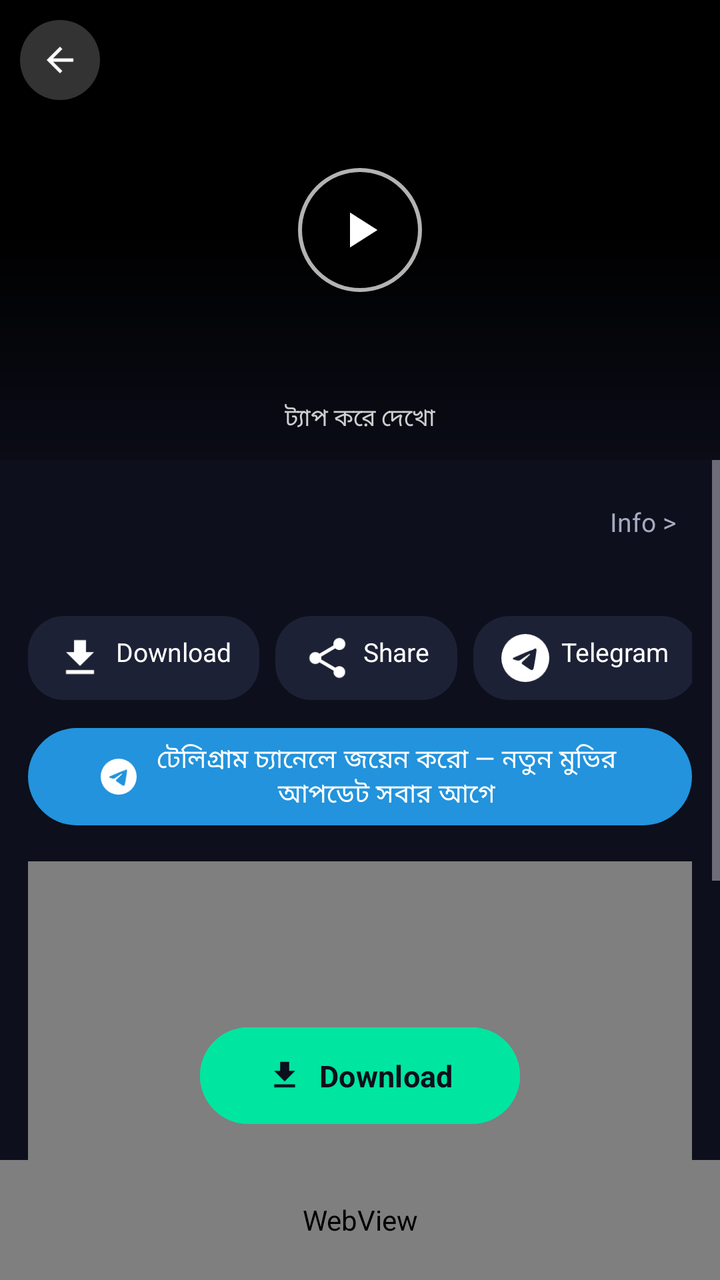
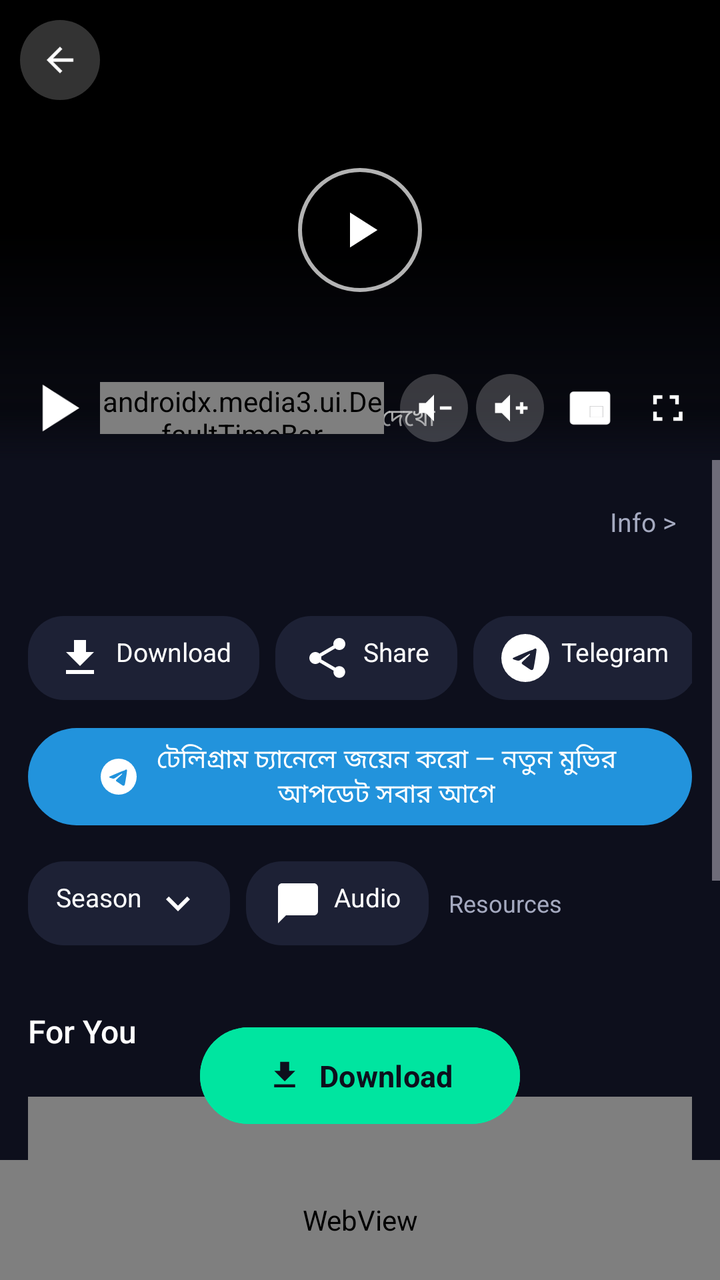

An Android layout rendered at two revisions. The XML below is the earlier revision; the diff shows what the commit changed to produce the second picture.
<!-- AndroidManifest.xml: application theme Theme.MovieBox -->
<!-- res/layout/activity_detail.xml -->
<?xml version="1.0" encoding="utf-8"?>
<FrameLayout xmlns:android="http://schemas.android.com/apk/res/android"
    xmlns:app="http://schemas.android.com/apk/res-auto"
    android:layout_width="match_parent"
    android:layout_height="match_parent"
    android:background="@color/bg">

    <LinearLayout
        android:layout_width="match_parent"
        android:layout_height="match_parent"
        android:orientation="vertical">

        
        <FrameLayout
            android:id="@+id/playerBox"
            android:layout_width="match_parent"
            android:layout_height="230dp"
            android:background="#000000">

            <androidx.media3.ui.PlayerView
                android:id="@+id/playerView"
                android:layout_width="match_parent"
                android:layout_height="match_parent"
                android:visibility="gone"
                app:resize_mode="fit"
                app:show_buffering="when_playing"
                app:surface_type="surface_view"
                app:use_controller="false" />

            
            <FrameLayout
                android:id="@+id/posterCover"
                android:layout_width="match_parent"
                android:layout_height="match_parent"
                android:background="#000000">

                <ImageView
                    android:id="@+id/dPosterTop"
                    android:layout_width="match_parent"
                    android:layout_height="match_parent"
                    android:contentDescription="poster"
                    android:scaleType="centerCrop" />

                <View
                    android:layout_width="match_parent"
                    android:layout_height="match_parent"
                    android:background="@drawable/hero_gradient" />

                <ImageButton
                    android:id="@+id/btnMiniPlayBig"
                    android:layout_width="62dp"
                    android:layout_height="62dp"
                    android:layout_gravity="center"
                    android:background="@drawable/bg_play_circle"
                    android:contentDescription="play"
                    android:padding="16dp"
                    android:scaleType="fitCenter"
                    android:src="@drawable/ic_play" />

                <TextView
                    android:layout_width="wrap_content"
                    android:layout_height="wrap_content"
                    android:layout_gravity="bottom|center_horizontal"
                    android:layout_marginBottom="12dp"
                    android:text="ট্যাপ করে দেখো"
                    android:textColor="#CCFFFFFF"
                    android:textSize="12sp" />
            </FrameLayout>

            
            <ImageButton
                android:id="@+id/btnBack"
                android:layout_width="40dp"
                android:layout_height="40dp"
                android:layout_gravity="top|start"
                android:layout_margin="10dp"
                android:background="@drawable/player_btn_circle"
                android:contentDescription="back"
                android:padding="10dp"
                android:scaleType="fitCenter"
                android:src="@drawable/ic_back"
                app:tint="#FFFFFF" />

            
            <LinearLayout
                android:id="@+id/miniCtrl"
                android:layout_width="match_parent"
                android:layout_height="wrap_content"
                android:layout_gravity="bottom"
                android:background="@drawable/hero_gradient"
                android:gravity="center_vertical"
                android:orientation="horizontal"
                android:paddingStart="8dp"
                android:paddingEnd="8dp"
                android:paddingBottom="6dp"
                android:visibility="gone">

                <ImageButton
                    android:id="@+id/btnMiniPlay"
                    android:layout_width="40dp"
                    android:layout_height="40dp"
                    android:background="?attr/selectableItemBackgroundBorderless"
                    android:contentDescription="play"
                    android:scaleType="fitCenter"
                    android:src="@drawable/ic_play" />

                <ProgressBar
                    android:id="@+id/miniBar"
                    style="?android:attr/progressBarStyleHorizontal"
                    android:layout_width="0dp"
                    android:layout_height="4dp"
                    android:layout_marginStart="4dp"
                    android:layout_weight="1"
                    android:progressTint="#FFFFFF"
                    android:progressBackgroundTint="#55FFFFFF" />

                <TextView
                    android:id="@+id/miniTime"
                    android:layout_width="wrap_content"
                    android:layout_height="wrap_content"
                    android:paddingStart="6dp"
                    android:textColor="#FFFFFF"
                    android:textSize="11sp" />

                <ImageButton
                    android:id="@+id/btnMiniMin"
                    android:layout_width="38dp"
                    android:layout_height="40dp"
                    android:background="?attr/selectableItemBackgroundBorderless"
                    android:contentDescription="minimize"
                    android:padding="8dp"
                    android:scaleType="fitCenter"
                    android:src="@drawable/ic_minimize" />

                <ImageButton
                    android:id="@+id/btnMiniMax"
                    android:layout_width="38dp"
                    android:layout_height="40dp"
                    android:background="?attr/selectableItemBackgroundBorderless"
                    android:contentDescription="fullscreen"
                    android:padding="8dp"
                    android:scaleType="fitCenter"
                    android:src="@drawable/ic_fullscreen" />
            </LinearLayout>
        </FrameLayout>

        <ScrollView
            android:layout_width="match_parent"
            android:layout_height="0dp"
            android:layout_weight="1"
            android:fillViewport="true">

            <LinearLayout
                android:layout_width="match_parent"
                android:layout_height="wrap_content"
                android:orientation="vertical"
                android:padding="14dp">

                
                <LinearLayout
                    android:layout_width="match_parent"
                    android:layout_height="wrap_content"
                    android:gravity="center_vertical"
                    android:orientation="horizontal">

                    <TextView
                        android:id="@+id/dTitle"
                        android:layout_width="0dp"
                        android:layout_height="wrap_content"
                        android:layout_weight="1"
                        android:fontFamily="sans-serif-medium"
                        android:textColor="@color/textMain"
                        android:textSize="17sp" />

                    <TextView
                        android:id="@+id/btnInfo"
                        android:layout_width="wrap_content"
                        android:layout_height="wrap_content"
                        android:padding="8dp"
                        android:text="Info >"
                        android:textColor="@color/textSub"
                        android:textSize="13sp" />
                </LinearLayout>

                <TextView
                    android:id="@+id/dMeta"
                    android:layout_width="match_parent"
                    android:layout_height="wrap_content"
                    android:layout_marginTop="4dp"
                    android:textColor="@color/textSub"
                    android:textSize="12sp" />

                
                <HorizontalScrollView
                    android:layout_width="match_parent"
                    android:layout_height="wrap_content"
                    android:layout_marginTop="10dp"
                    android:scrollbars="none">

                    <LinearLayout
                        android:layout_width="wrap_content"
                        android:layout_height="wrap_content"
                        android:orientation="horizontal">

                        <TextView
                            android:id="@+id/btnDlChip"
                            android:layout_width="wrap_content"
                            android:layout_height="wrap_content"
                            android:background="@drawable/bg_chip"
                            android:drawableStart="@drawable/ic_download"
                            android:drawablePadding="6dp"
                            android:paddingHorizontal="14dp"
                            android:paddingVertical="9dp"
                            android:text="Download"
                            android:textColor="@color/textMain"
                            android:textSize="13sp" />

                        <TextView
                            android:id="@+id/btnShare"
                            android:layout_width="wrap_content"
                            android:layout_height="wrap_content"
                            android:layout_marginStart="8dp"
                            android:background="@drawable/bg_chip"
                            android:drawableStart="@drawable/ic_share"
                            android:drawablePadding="6dp"
                            android:paddingHorizontal="14dp"
                            android:paddingVertical="9dp"
                            android:text="Share"
                            android:textColor="@color/textMain"
                            android:textSize="13sp" />

                        <TextView
                            android:id="@+id/btnTgChip"
                            android:layout_width="wrap_content"
                            android:layout_height="wrap_content"
                            android:layout_marginStart="8dp"
                            android:background="@drawable/bg_chip"
                            android:drawableStart="@drawable/ic_telegram"
                            android:drawablePadding="6dp"
                            android:paddingHorizontal="14dp"
                            android:paddingVertical="9dp"
                            android:text="Telegram"
                            android:textColor="@color/textMain"
                            android:textSize="13sp" />

                        <TextView
                            android:id="@+id/btnWebChip"
                            android:layout_width="wrap_content"
                            android:layout_height="wrap_content"
                            android:layout_marginStart="8dp"
                            android:background="@drawable/bg_chip"
                            android:drawableStart="@drawable/ic_globe"
                            android:drawablePadding="6dp"
                            android:paddingHorizontal="14dp"
                            android:paddingVertical="9dp"
                            android:text="Website"
                            android:textColor="@color/textMain"
                            android:textSize="13sp" />
                    </LinearLayout>
                </HorizontalScrollView>

                
                <com.google.android.material.button.MaterialButton
                    android:id="@+id/btnTgChannel"
                    android:layout_width="match_parent"
                    android:layout_height="wrap_content"
                    android:layout_marginTop="10dp"
                    android:text="টেলিগ্রাম চ্যানেলে জয়েন করো — নতুন মুভির আপডেট সবার আগে"
                    android:textSize="13sp"
                    app:backgroundTint="#2293DC"
                    app:icon="@drawable/ic_telegram"
                    app:iconGravity="textStart"
                    app:iconTint="#FFFFFF" />

                
                <LinearLayout
                    android:id="@+id/noVideoNote"
                    android:layout_width="match_parent"
                    android:layout_height="wrap_content"
                    android:layout_marginTop="8dp"
                    android:background="@drawable/note_card"
                    android:gravity="center_horizontal"
                    android:orientation="vertical"
                    android:padding="18dp"
                    android:visibility="gone">

                    <ImageView
                        android:layout_width="44dp"
                        android:layout_height="44dp"
                        android:alpha="0.85"
                        android:contentDescription="video"
                        android:src="@drawable/ic_video" />

                    <TextView
                        android:layout_width="wrap_content"
                        android:layout_height="wrap_content"
                        android:layout_marginTop="8dp"
                        android:fontFamily="sans-serif-medium"
                        android:text="এই ভিডিওটা অ্যাপে যোগ করা হয়নি!"
                        android:textColor="@color/textMain"
                        android:textSize="15sp" />

                    <TextView
                        android:layout_width="match_parent"
                        android:layout_height="wrap_content"
                        android:layout_marginTop="6dp"
                        android:gravity="center"
                        android:text="চিন্তা নেই! এটা আমাদের ওয়েবসাইটে আপলোড করা আছে। নিচের বাটনে চাপলেই সরাসরি ওয়েবসাইটে যাবে — সেখানে এক ক্লিকেই দেখতে পারবে।"
                        android:textColor="@color/textSub"
                        android:textSize="13sp" />

                    <com.google.android.material.button.MaterialButton
                        android:id="@+id/btnNoteWeb"
                        android:layout_width="wrap_content"
                        android:layout_height="wrap_content"
                        android:layout_marginTop="12dp"
                        android:text="ওয়েবসাইটে গিয়ে দেখো"
                        app:icon="@drawable/ic_globe"
                        app:iconGravity="textStart" />

                    <com.google.android.material.button.MaterialButton
                        android:id="@+id/btnNoteTg"
                        android:layout_width="wrap_content"
                        android:layout_height="wrap_content"
                        android:layout_marginTop="8dp"
                        android:text="টেলিগ্রাম চ্যানেলে জয়েন করো"
                        app:backgroundTint="#2293DC"
                        app:icon="@drawable/ic_telegram"
                        app:iconGravity="textStart" />
                </LinearLayout>

                
                <FrameLayout
                    android:id="@+id/adBoxRect"
                    android:layout_width="match_parent"
                    android:layout_height="250dp"
                    android:layout_marginTop="14dp"
                    android:background="@color/surface">

                    <WebView
                        android:id="@+id/adRect"
                        android:layout_width="match_parent"
                        android:layout_height="match_parent" />
                </FrameLayout>

                
                <LinearLayout
                    android:layout_width="match_parent"
                    android:layout_height="wrap_content"
                    android:layout_marginTop="14dp"
                    android:gravity="center_vertical"
                    android:orientation="horizontal">

                    <TextView
                        android:id="@+id/btnSeasonDrop"
                        android:layout_width="wrap_content"
                        android:layout_height="wrap_content"
                        android:background="@drawable/bg_chip"
                        android:drawableEnd="@drawable/ic_drop"
                        android:drawablePadding="6dp"
                        android:paddingHorizontal="14dp"
                        android:paddingVertical="9dp"
                        android:text="Season"
                        android:textColor="@color/textMain"
                        android:textSize="13sp" />

                    
                    <TextView
                        android:id="@+id/btnAudioDrop"
                        android:layout_width="wrap_content"
                        android:layout_height="wrap_content"
                        android:layout_marginStart="8dp"
                        android:background="@drawable/bg_chip"
                        android:drawableStart="@drawable/ic_lang"
                        android:drawablePadding="6dp"
                        android:paddingHorizontal="14dp"
                        android:paddingVertical="9dp"
                        android:text="Audio"
                        android:textColor="@color/textMain"
                        android:textSize="13sp" />

                    <TextView
                        android:layout_width="wrap_content"
                        android:layout_height="wrap_content"
                        android:layout_marginStart="10dp"
                        android:text="Resources"
                        android:textColor="@color/textSub"
                        android:textSize="12sp" />
                </LinearLayout>

                <HorizontalScrollView
                    android:layout_width="match_parent"
                    android:layout_height="wrap_content"
                    android:layout_marginTop="10dp"
                    android:scrollbars="none">

                    <LinearLayout
                        android:id="@+id/linkChips"
                        android:layout_width="wrap_content"
                        android:layout_height="wrap_content"
                        android:orientation="horizontal"
                        android:paddingVertical="2dp" />
                </HorizontalScrollView>

                
                <LinearLayout
                    android:id="@+id/seasonPanel"
                    android:layout_width="match_parent"
                    android:layout_height="wrap_content"
                    android:layout_marginTop="10dp"
                    android:background="@drawable/note_card"
                    android:orientation="vertical"
                    android:padding="12dp"
                    android:visibility="gone">

                    <LinearLayout
                        android:layout_width="match_parent"
                        android:layout_height="wrap_content"
                        android:gravity="center_vertical"
                        android:orientation="horizontal">

                        <TextView
                            android:id="@+id/seasonTitle"
                            android:layout_width="0dp"
                            android:layout_height="wrap_content"
                            android:layout_weight="1"
                            android:fontFamily="sans-serif-medium"
                            android:textColor="@color/textMain"
                            android:textSize="14sp" />

                        <ImageButton
                            android:id="@+id/btnPanelClose"
                            android:layout_width="34dp"
                            android:layout_height="34dp"
                            android:background="?attr/selectableItemBackgroundBorderless"
                            android:contentDescription="close"
                            android:src="@drawable/ic_close" />
                    </LinearLayout>

                    <androidx.recyclerview.widget.RecyclerView
                        android:id="@+id/epGrid"
                        android:layout_width="match_parent"
                        android:layout_height="wrap_content"
                        android:layout_marginTop="6dp"
                        android:nestedScrollingEnabled="false" />
                </LinearLayout>

                
                <TextView
                    android:layout_width="wrap_content"
                    android:layout_height="wrap_content"
                    android:layout_marginTop="18dp"
                    android:fontFamily="sans-serif-medium"
                    android:text="For You"
                    android:textColor="@color/textMain"
                    android:textSize="16sp" />

                <androidx.recyclerview.widget.RecyclerView
                    android:id="@+id/forYouGrid"
                    android:layout_width="match_parent"
                    android:layout_height="wrap_content"
                    android:layout_marginTop="8dp"
                    android:nestedScrollingEnabled="false" />
            </LinearLayout>
        </ScrollView>

        
        <FrameLayout
            android:id="@+id/adBox2"
            android:layout_width="match_parent"
            android:layout_height="60dp"
            android:background="@color/surface">

            <WebView
                android:id="@+id/adBanner"
                android:layout_width="match_parent"
                android:layout_height="match_parent" />
        </FrameLayout>
    </LinearLayout>

    
    <com.google.android.material.button.MaterialButton
        android:id="@+id/btnFloatDl"
        android:layout_width="wrap_content"
        android:layout_height="wrap_content"
        android:layout_gravity="bottom|center_horizontal"
        android:layout_marginBottom="74dp"
        android:backgroundTint="@color/accent2"
        android:minWidth="160dp"
        android:paddingHorizontal="26dp"
        android:paddingVertical="14dp"
        android:text="Download"
        android:textColor="#0D0F1C"
        android:textSize="15sp"
        android:textStyle="bold"
        app:cornerRadius="26dp"
        app:icon="@drawable/ic_download"
        app:iconGravity="textStart"
        app:iconTint="#0D0F1C" />

    
    <LinearLayout
        android:id="@+id/gateOverlay"
        android:layout_width="match_parent"
        android:layout_height="match_parent"
        android:background="#E6000000"
        android:gravity="center"
        android:orientation="vertical"
        android:padding="28dp"
        android:visibility="gone">

        <ImageView
            android:layout_width="44dp"
            android:layout_height="44dp"
            android:contentDescription="gate"
            android:src="@drawable/ic_play" />

        <TextView
            android:id="@+id/gateMsg"
            android:layout_width="wrap_content"
            android:layout_height="wrap_content"
            android:layout_marginTop="10dp"
            android:gravity="center"
            android:text="অ্যাড দেখা শেষ! প্লে শুরু হচ্ছে..."
            android:textColor="@color/textMain"
            android:textSize="18sp"
            android:fontFamily="sans-serif-medium" />

        <TextView
            android:id="@+id/gateCount"
            android:layout_width="wrap_content"
            android:layout_height="wrap_content"
            android:layout_marginTop="14dp"
            android:text="5"
            android:textColor="@color/accent"
            android:textSize="56sp"
            android:fontFamily="sans-serif-medium" />

        <TextView
            android:layout_width="wrap_content"
            android:layout_height="wrap_content"
            android:gravity="center"
            android:text="একটু অপেক্ষা করো — মুভি অটো প্লে হবে"
            android:textColor="@color/textSub"
            android:textSize="13sp" />

        <com.google.android.material.button.MaterialButton
            android:id="@+id/btnGateCancel"
            android:layout_width="wrap_content"
            android:layout_height="wrap_content"
            android:layout_marginTop="20dp"
            android:onClick="cancelGate"
            android:text="বাতিল করো"
            app:backgroundTint="@color/surface2" />
    </LinearLayout>
</FrameLayout>
<!-- resources referenced by this layout -->
<resources>
  <color name="accent">#7C4DFF</color>
  <color name="accent2">#00E5A0</color>
  <color name="bg">#0D0F1C</color>
  <color name="surface">#151827</color>
  <color name="surface2">#1D2135</color>
  <color name="textMain">#FFFFFF</color>
  <color name="textSub">#A5AAC0</color>
  <!-- drawable bg_chip (drawable) -->
  <?xml version="1.0" encoding="utf-8"?>
  <shape xmlns:android="http://schemas.android.com/apk/res/android"
      android:shape="rectangle">
      <solid android:color="@color/surface2" />
      <corners android:radius="18dp" />
  </shape>
  <!-- drawable bg_play_circle (drawable) -->
  <?xml version="1.0" encoding="utf-8"?>
  <shape xmlns:android="http://schemas.android.com/apk/res/android"
      android:shape="oval">
      <solid android:color="#99000000" />
      <stroke android:width="2dp" android:color="#B3FFFFFF" />
  </shape>
  <!-- drawable ic_drop (drawable) -->
  <?xml version="1.0" encoding="utf-8"?>
  <vector xmlns:android="http://schemas.android.com/apk/res/android"
      android:width="24dp"
      android:height="24dp"
      android:viewportWidth="24"
      android:viewportHeight="24">
      <path
          android:fillColor="#FFFFFF"
          android:pathData="M16.59,8.59L12,13.17 7.41,8.59 6,10l6,6 6,-6z" />
  </vector>
  <!-- drawable ic_minimize (drawable) -->
  <?xml version="1.0" encoding="utf-8"?>
  <vector xmlns:android="http://schemas.android.com/apk/res/android"
      android:width="24dp"
      android:height="24dp"
      android:viewportWidth="24"
      android:viewportHeight="24">
      <path
          android:fillColor="#FFFFFF"
          android:pathData="M19,13H5v-2h14v2z" />
  </vector>
  <!-- drawable ic_play (drawable) -->
  <?xml version="1.0" encoding="utf-8"?>
  <vector xmlns:android="http://schemas.android.com/apk/res/android"
      android:width="24dp"
      android:height="24dp"
      android:viewportWidth="24"
      android:viewportHeight="24">
      <path
          android:fillColor="#FFFFFF"
          android:pathData="M8,5v14l11,-7z" />
  </vector>
  <!-- drawable note_card (drawable) -->
  <?xml version="1.0" encoding="utf-8"?>
  <shape xmlns:android="http://schemas.android.com/apk/res/android" android:shape="rectangle">
      <solid android:color="#1B1F33" />
      <corners android:radius="14dp" />
      <stroke android:width="1dp" android:color="#3D7C4DFF" />
  </shape>
  <!-- drawable player_btn_circle (drawable) -->
  <?xml version="1.0" encoding="utf-8"?>
  <shape xmlns:android="http://schemas.android.com/apk/res/android" android:shape="oval">
      <solid android:color="#33FFFFFF" />
  </shape>
  <!-- unchanged entries left out for length: 11 -->
</resources>

<!-- the commit's change to res/layout/activity_detail.xml (unified diff, before → after) -->
@@ -82,6 +82,20 @@
                 app:tint="#FFFFFF" />
 
             
+            <TextView
+                android:id="@+id/seekPreview"
+                android:layout_width="wrap_content"
+                android:layout_height="wrap_content"
+                android:layout_gravity="center"
+                android:background="#CC000000"
+                android:paddingHorizontal="14dp"
+                android:paddingVertical="8dp"
+                android:textColor="#FFFFFF"
+                android:textSize="15sp"
+                android:textStyle="bold"
+                android:visibility="gone" />
+
+            
             <LinearLayout
                 android:id="@+id/miniCtrl"
                 android:layout_width="match_parent"
@@ -92,8 +106,7 @@
                 android:orientation="horizontal"
                 android:paddingStart="8dp"
                 android:paddingEnd="8dp"
-                android:paddingBottom="6dp"
-                android:visibility="gone">
+                android:paddingBottom="6dp">
 
                 <ImageButton
                     android:id="@+id/btnMiniPlay"
@@ -104,33 +117,59 @@
                     android:scaleType="fitCenter"
                     android:src="@drawable/ic_play" />
 
-                <ProgressBar
+                <androidx.media3.ui.DefaultTimeBar
                     android:id="@+id/miniBar"
-                    style="?android:attr/progressBarStyleHorizontal"
                     android:layout_width="0dp"
-                    android:layout_height="4dp"
-                    android:layout_marginStart="4dp"
+                    android:layout_height="26dp"
+                    android:layout_marginStart="2dp"
                     android:layout_weight="1"
-                    android:progressTint="#FFFFFF"
-                    android:progressBackgroundTint="#55FFFFFF" />
+                    app:bar_height="3dp"
+                    app:buffered_color="#55FFFFFF"
+                    app:played_color="#FFFFFF"
+                    app:scrubber_color="#FFFFFF"
+                    app:touch_target_height="26dp"
+                    app:unplayed_color="#66FFFFFF" />
 
                 <TextView
                     android:id="@+id/miniTime"
                     android:layout_width="wrap_content"
                     android:layout_height="wrap_content"
-                    android:paddingStart="6dp"
+                    android:paddingStart="4dp"
                     android:textColor="#FFFFFF"
                     android:textSize="11sp" />
 
                 <ImageButton
-                    android:id="@+id/btnMiniMin"
+                    android:id="@+id/btnVolDown"
+                    android:layout_width="34dp"
+                    android:layout_height="34dp"
+                    android:layout_marginStart="4dp"
+                    android:background="@drawable/player_btn_circle"
+                    android:contentDescription="volume down"
+                    android:padding="7dp"
+                    android:scaleType="fitCenter"
+                    android:src="@drawable/ic_vol_minus" />
+
+                <ImageButton
+                    android:id="@+id/btnVolUp"
+                    android:layout_width="34dp"
+                    android:layout_height="34dp"
+                    android:layout_marginStart="4dp"
+                    android:background="@drawable/player_btn_circle"
+                    android:contentDescription="volume up"
+                    android:padding="7dp"
+                    android:scaleType="fitCenter"
+                    android:src="@drawable/ic_vol_plus" />
+
+                <ImageButton
+                    android:id="@+id/btnMiniFloat"
                     android:layout_width="38dp"
                     android:layout_height="40dp"
+                    android:layout_marginStart="4dp"
                     android:background="?attr/selectableItemBackgroundBorderless"
-                    android:contentDescription="minimize"
+                    android:contentDescription="floating popup"
                     android:padding="8dp"
                     android:scaleType="fitCenter"
-                    android:src="@drawable/ic_minimize" />
+                    android:src="@drawable/ic_float" />
 
                 <ImageButton
                     android:id="@+id/btnMiniMax"
@@ -330,20 +369,6 @@
                 </LinearLayout>
 
                 
-                <FrameLayout
-                    android:id="@+id/adBoxRect"
-                    android:layout_width="match_parent"
-                    android:layout_height="250dp"
-                    android:layout_marginTop="14dp"
-                    android:background="@color/surface">
-
-                    <WebView
-                        android:id="@+id/adRect"
-                        android:layout_width="match_parent"
-                        android:layout_height="match_parent" />
-                </FrameLayout>
-
-                
                 <LinearLayout
                     android:layout_width="match_parent"
                     android:layout_height="wrap_content"
@@ -461,6 +486,20 @@
                     android:layout_height="wrap_content"
                     android:layout_marginTop="8dp"
                     android:nestedScrollingEnabled="false" />
+
+                
+                <FrameLayout
+                    android:id="@+id/adBoxRect"
+                    android:layout_width="match_parent"
+                    android:layout_height="250dp"
+                    android:layout_marginTop="14dp"
+                    android:background="@color/surface">
+
+                    <WebView
+                        android:id="@+id/adRect"
+                        android:layout_width="match_parent"
+                        android:layout_height="match_parent" />
+                </FrameLayout>
             </LinearLayout>
         </ScrollView>
 
<!-- resource entries referenced after the edit -->
@@ -32,7 +32,7 @@
           android:fillColor="#FFFFFF"
           android:pathData="M16.59,8.59L12,13.17 7.41,8.59 6,10l6,6 6,-6z" />
   </vector>
-  <!-- drawable ic_minimize (drawable) -->
+  <!-- drawable ic_float (drawable) -->
   <?xml version="1.0" encoding="utf-8"?>
   <vector xmlns:android="http://schemas.android.com/apk/res/android"
       android:width="24dp"
@@ -41,7 +41,11 @@
       android:viewportHeight="24">
       <path
           android:fillColor="#FFFFFF"
-          android:pathData="M19,13H5v-2h14v2z" />
+          android:fillType="evenOdd"
+          android:pathData="M21,3H3C1.9,3 1,3.9 1,5v14c0,1.1 0.9,2 2,2h18c1.1,0 2,-0.9 2,-2V5c0,-1.1 -0.9,-2 -2,-2zM19,11h-7v6h7v-6z" />
+      <path
+          android:fillColor="#FFFFFF"
+          android:pathData="M19,11h-7v6h7z" />
   </vector>
   <!-- drawable ic_play (drawable) -->
   <?xml version="1.0" encoding="utf-8"?>
@@ -53,6 +57,37 @@
       <path
           android:fillColor="#FFFFFF"
           android:pathData="M8,5v14l11,-7z" />
+  </vector>
+  <!-- drawable ic_vol_minus (drawable) -->
+  <?xml version="1.0" encoding="utf-8"?>
+  <vector xmlns:android="http://schemas.android.com/apk/res/android"
+      android:width="24dp"
+      android:height="24dp"
+      android:viewportWidth="24"
+      android:viewportHeight="24">
+      <path
+          android:fillColor="#FFFFFF"
+          android:pathData="M3,9v6h4l5,5V4L7,9H3z" />
+      <path
+          android:fillColor="#FFFFFF"
+          android:pathData="M15.5,11h7v2h-7z" />
+  </vector>
+  <!-- drawable ic_vol_plus (drawable) -->
+  <?xml version="1.0" encoding="utf-8"?>
+  <vector xmlns:android="http://schemas.android.com/apk/res/android"
+      android:width="24dp"
+      android:height="24dp"
+      android:viewportWidth="24"
+      android:viewportHeight="24">
+      <path
+          android:fillColor="#FFFFFF"
+          android:pathData="M3,9v6h4l5,5V4L7,9H3z" />
+      <path
+          android:fillColor="#FFFFFF"
+          android:pathData="M15.5,11h7v2h-7z" />
+      <path
+          android:fillColor="#FFFFFF"
+          android:pathData="M18,8.5h2v7h-2z" />
   </vector>
   <!-- drawable note_card (drawable) -->
   <?xml version="1.0" encoding="utf-8"?>
